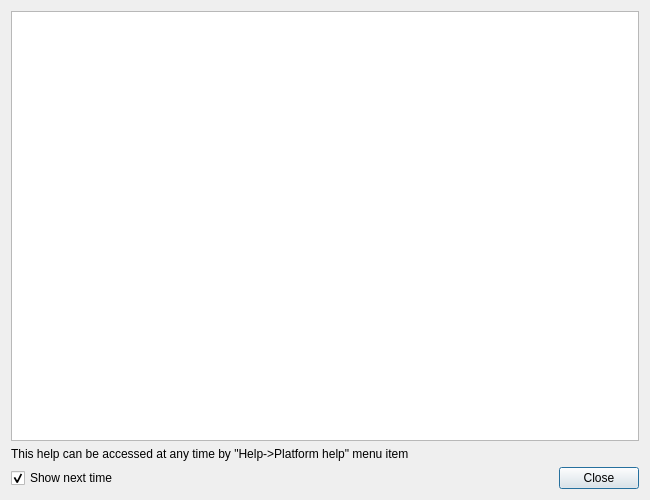
Above: src/qt/qtHelpDialog.ui from vpyk/emu80v4 before the change. Below: the same form after it.
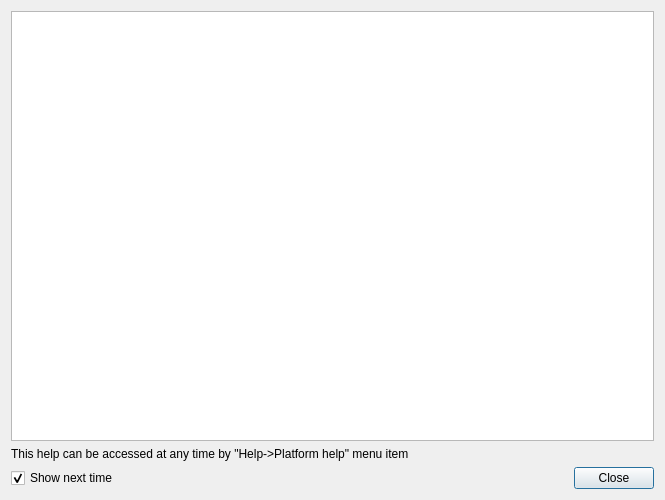
That is the form after the change.

Diff of the .ui file:
```diff
--- a/src/qt/qtHelpDialog.ui
+++ b/src/qt/qtHelpDialog.ui
@@ -6,7 +6,7 @@
    <rect>
     <x>0</x>
     <y>0</y>
-    <width>650</width>
+    <width>665</width>
     <height>500</height>
    </rect>
   </property>
```
